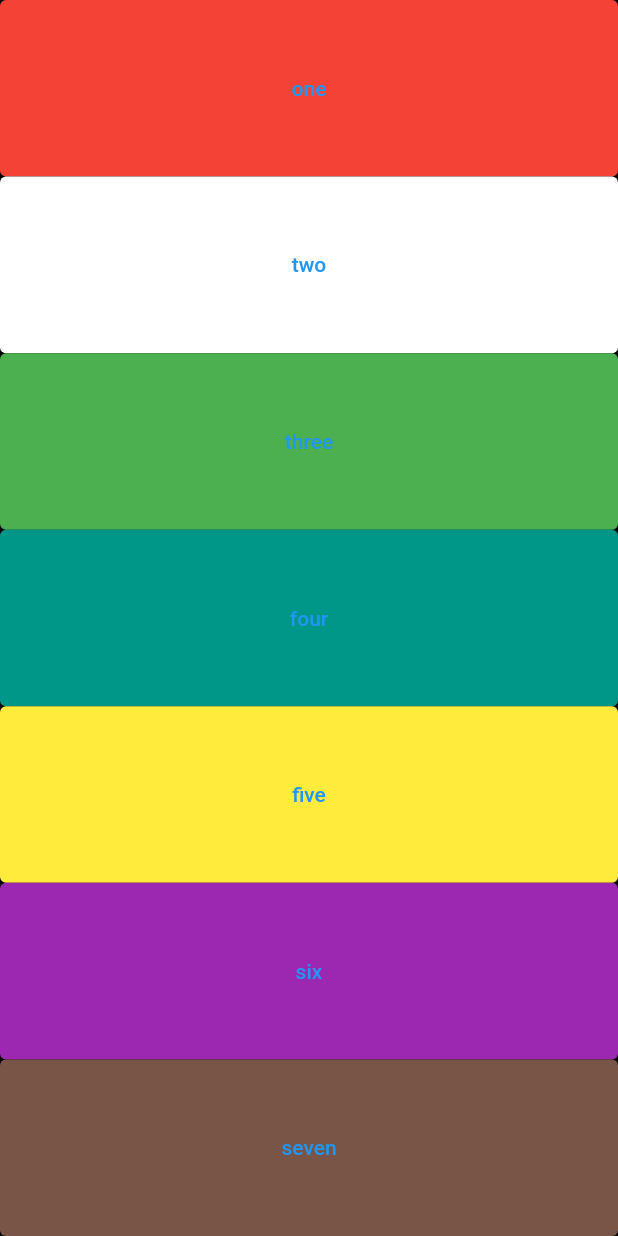
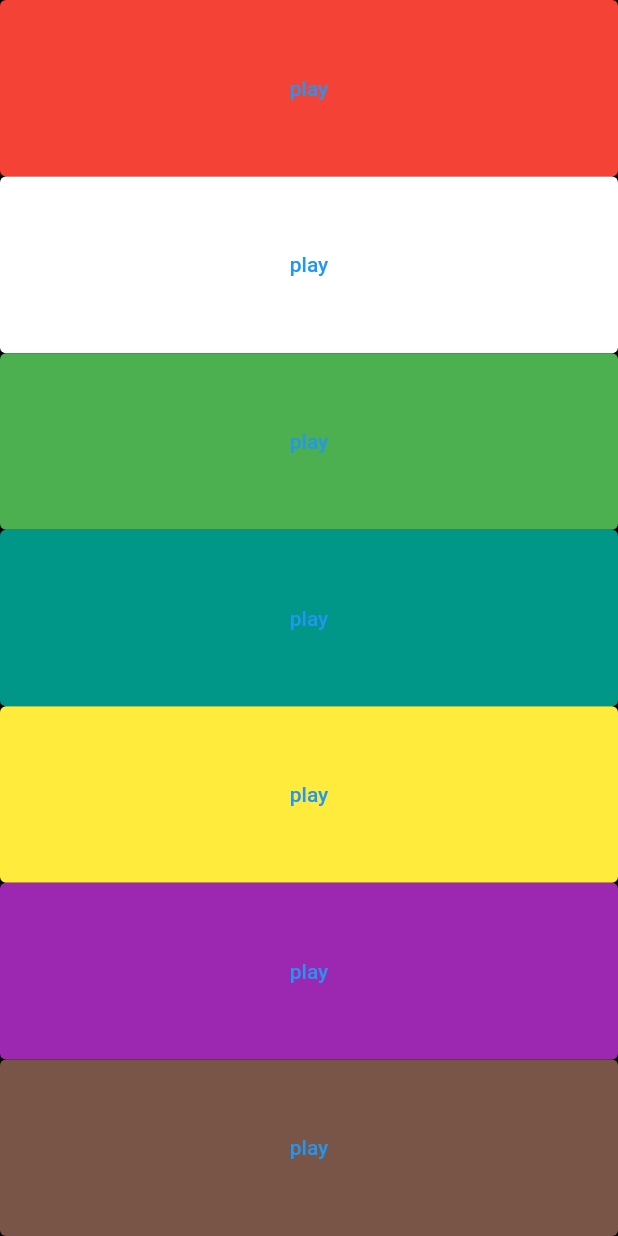
Before and after one commit to malikrasaq/my-flutter-starter-projects, a Flutter app: the screen it shows after launch, on a phone screen of 412 x 824 dp. Run offline on Flutter 3.47's test engine with Material 2 defaults, Android fonts, the phone set to English and light mode, and no system bars; our stand-ins replace audioplayers.

Commit message:
Added buildKey

```diff
--- a/xylophone_app/lib/main.dart
+++ b/xylophone_app/lib/main.dart
@@ -7,8 +7,21 @@ class XylophoneApp extends StatelessWidget {
   const XylophoneApp({Key? key}) : super(key: key);
 
   void playSound(int soundNumber) {
-       final player = AudioCache();
-       player.play('note$soundNumber.wav');
+    final player = AudioCache();
+    player.play('note$soundNumber.wav');
+  }
+
+  Expanded buildKey(
+      {required Color color, required int soundNumber}) {
+    return Expanded(
+      child: TextButton(
+        style: TextButton.styleFrom(backgroundColor: color),
+        onPressed: () {
+          playSound(soundNumber);
+        },
+        child: const Text('play'),
+      ),
+    );
   }
 
   @override
@@ -20,69 +33,13 @@ class XylophoneApp extends StatelessWidget {
           child: Column(
             crossAxisAlignment: CrossAxisAlignment.stretch,
             children: [
-              Expanded(
-                child: TextButton(
-                  style: TextButton.styleFrom(backgroundColor: Colors.red),
-                  onPressed: () {
-                    playSound(1);
-                  },
-                    child: const Text('one'),
-                ),
-              ),
-              Expanded(
-                child: TextButton(
-                  style: TextButton.styleFrom(backgroundColor: Colors.white),
-                  onPressed: () {
-                    playSound(2);
-                  },
-                  child: const Text('two'),
-                ),
-              ),
-              Expanded(
-                child: TextButton(
-                  style: TextButton.styleFrom(backgroundColor: Colors.green),
-                  onPressed: () {
-                    playSound(3);
-                  },
-                  child:const Text('three'),
-                ),
-              ),
-              Expanded(
-                child: TextButton(
-                  style: TextButton.styleFrom(backgroundColor: Colors.teal),
-                  onPressed: () {
-                    playSound(4);
-                  },
-                    child: const Text('four'),
-                ),
-              ),
-              Expanded(
-                child: TextButton(
-                  style: TextButton.styleFrom(backgroundColor: Colors.yellow),
-                  onPressed: () {
-                    playSound(5);
-                  },
-                    child: const Text('five'),
-                ),
-              ),
-              Expanded(
-                child: TextButton(
-                  style: TextButton.styleFrom(backgroundColor: Colors.purple),
-                  onPressed: () {
-                    playSound(6);
-                  },
-                    child: const Text('six'),
-                ),
-              ),
-              Expanded(
-                child: TextButton(
-                  style: TextButton.styleFrom(backgroundColor: Colors.brown),
-                  onPressed: () {
-                    playSound(7);
-                  },
-                  child: const Text('seven'),
-                ),
-              ),
+              buildKey(color: Colors.red, soundNumber: 1),
+              buildKey(color: Colors.white, soundNumber: 2),
+              buildKey(color: Colors.green, soundNumber: 3),
+              buildKey(color: Colors.teal, soundNumber: 4),
+              buildKey(color: Colors.yellow, soundNumber: 5),
+              buildKey(color: Colors.purple, soundNumber: 6),
+              buildKey(color: Colors.brown, soundNumber: 7),
             ],
           ),
         ),
```
